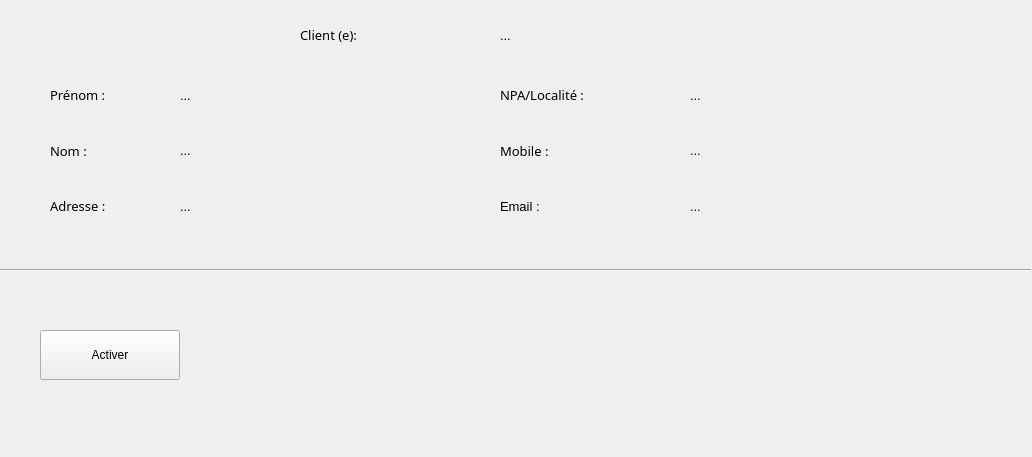
alhelo-93/TPI-SPLOKS, file Sploks/views/clientsDetails.ui: the form before one commit.
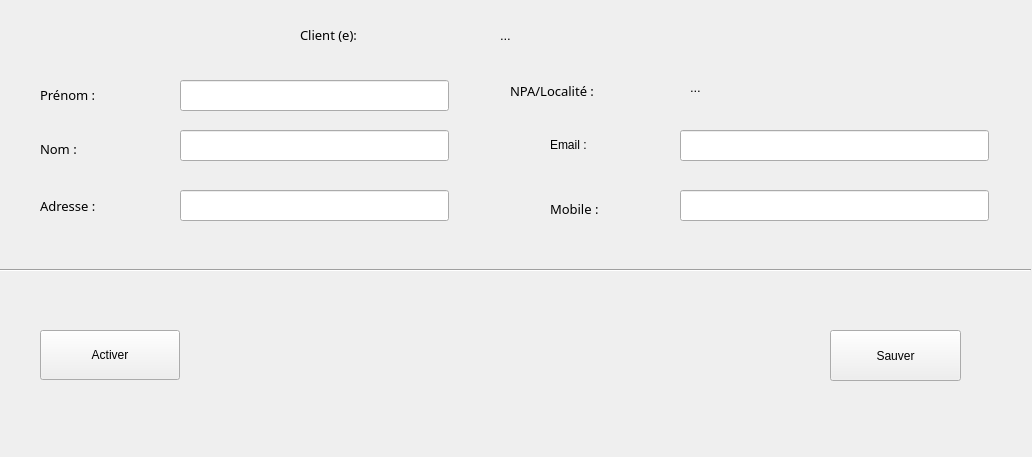
The form after the commit.

Commit message: create new label

The edit to the form file:
```diff
--- a/Sploks/views/clientsDetails.ui
+++ b/Sploks/views/clientsDetails.ui
@@ -14,241 +14,6 @@
    <string>Detail Customer</string>
   </property>
   <widget class="QWidget" name="centralwidget">
-   <widget class="QWidget" name="verticalLayoutWidget">
-    <property name="geometry">
-     <rect>
-      <x>50</x>
-      <y>70</y>
-      <width>111</width>
-      <height>161</height>
-     </rect>
-    </property>
-    <property name="font">
-     <font>
-      <pointsize>10</pointsize>
-     </font>
-    </property>
-    <layout class="QVBoxLayout" name="verticalLayout">
-     <item>
-      <widget class="QLabel" name="label_2">
-       <property name="font">
-        <font>
-         <family>Arial Black</family>
-         <pointsize>10</pointsize>
-         <weight>10</weight>
-         <italic>false</italic>
-         <bold>false</bold>
-        </font>
-       </property>
-       <property name="styleSheet">
-        <string notr="true">font: 87 10pt &quot;Arial Black&quot;;</string>
-       </property>
-       <property name="text">
-        <string>Prénom :</string>
-       </property>
-      </widget>
-     </item>
-     <item>
-      <widget class="QLabel" name="label_3">
-       <property name="font">
-        <font>
-         <family>Arial Black</family>
-         <pointsize>10</pointsize>
-         <weight>10</weight>
-         <italic>false</italic>
-         <bold>false</bold>
-        </font>
-       </property>
-       <property name="styleSheet">
-        <string notr="true">font: 87 10pt &quot;Arial Black&quot;;</string>
-       </property>
-       <property name="text">
-        <string>Nom :</string>
-       </property>
-      </widget>
-     </item>
-     <item>
-      <widget class="QLabel" name="label_4">
-       <property name="font">
-        <font>
-         <family>Arial Black</family>
-         <pointsize>10</pointsize>
-         <weight>10</weight>
-         <italic>false</italic>
-         <bold>false</bold>
-        </font>
-       </property>
-       <property name="styleSheet">
-        <string notr="true">font: 87 10pt &quot;Arial Black&quot;;</string>
-       </property>
-       <property name="text">
-        <string>Adresse :</string>
-       </property>
-      </widget>
-     </item>
-    </layout>
-   </widget>
-   <widget class="QWidget" name="verticalLayoutWidget_2">
-    <property name="geometry">
-     <rect>
-      <x>180</x>
-      <y>70</y>
-      <width>271</width>
-      <height>161</height>
-     </rect>
-    </property>
-    <layout class="QVBoxLayout" name="verticalLayout_2">
-     <item>
-      <widget class="QLabel" name="lblPrenom">
-       <property name="font">
-        <font>
-         <pointsize>10</pointsize>
-        </font>
-       </property>
-       <property name="text">
-        <string>...</string>
-       </property>
-      </widget>
-     </item>
-     <item>
-      <widget class="QLabel" name="lblNom">
-       <property name="font">
-        <font>
-         <pointsize>10</pointsize>
-        </font>
-       </property>
-       <property name="text">
-        <string>...</string>
-       </property>
-      </widget>
-     </item>
-     <item>
-      <widget class="QLabel" name="lblAdresse">
-       <property name="font">
-        <font>
-         <pointsize>10</pointsize>
-        </font>
-       </property>
-       <property name="text">
-        <string>...</string>
-       </property>
-      </widget>
-     </item>
-    </layout>
-   </widget>
-   <widget class="QWidget" name="verticalLayoutWidget_3">
-    <property name="geometry">
-     <rect>
-      <x>500</x>
-      <y>70</y>
-      <width>161</width>
-      <height>161</height>
-     </rect>
-    </property>
-    <property name="font">
-     <font>
-      <pointsize>10</pointsize>
-     </font>
-    </property>
-    <layout class="QVBoxLayout" name="verticalLayout_3">
-     <item>
-      <widget class="QLabel" name="label_8">
-       <property name="font">
-        <font>
-         <family>Arial Black</family>
-         <pointsize>10</pointsize>
-         <weight>10</weight>
-         <italic>false</italic>
-         <bold>false</bold>
-        </font>
-       </property>
-       <property name="styleSheet">
-        <string notr="true">font: 87 10pt &quot;Arial Black&quot;;</string>
-       </property>
-       <property name="text">
-        <string>NPA/Localité :</string>
-       </property>
-      </widget>
-     </item>
-     <item>
-      <widget class="QLabel" name="label_9">
-       <property name="font">
-        <font>
-         <family>Arial Black</family>
-         <pointsize>10</pointsize>
-         <weight>10</weight>
-         <italic>false</italic>
-         <bold>false</bold>
-        </font>
-       </property>
-       <property name="styleSheet">
-        <string notr="true">font: 87 10pt &quot;Arial Black&quot;;</string>
-       </property>
-       <property name="text">
-        <string>Mobile :</string>
-       </property>
-      </widget>
-     </item>
-     <item>
-      <widget class="QLabel" name="label_14">
-       <property name="styleSheet">
-        <string notr="true">font: 87 10pt &quot;Arial Black&quot;;</string>
-       </property>
-       <property name="text">
-        <string>Email :</string>
-       </property>
-      </widget>
-     </item>
-    </layout>
-   </widget>
-   <widget class="QWidget" name="verticalLayoutWidget_4">
-    <property name="geometry">
-     <rect>
-      <x>690</x>
-      <y>70</y>
-      <width>311</width>
-      <height>161</height>
-     </rect>
-    </property>
-    <layout class="QVBoxLayout" name="verticalLayout_4">
-     <item>
-      <widget class="QLabel" name="lblNPA">
-       <property name="font">
-        <font>
-         <pointsize>10</pointsize>
-        </font>
-       </property>
-       <property name="text">
-        <string>...</string>
-       </property>
-      </widget>
-     </item>
-     <item>
-      <widget class="QLabel" name="lblNumero">
-       <property name="font">
-        <font>
-         <pointsize>10</pointsize>
-        </font>
-       </property>
-       <property name="text">
-        <string>...</string>
-       </property>
-      </widget>
-     </item>
-     <item>
-      <widget class="QLabel" name="lblEmail">
-       <property name="font">
-        <font>
-         <pointsize>10</pointsize>
-        </font>
-       </property>
-       <property name="text">
-        <string>...</string>
-       </property>
-      </widget>
-     </item>
-    </layout>
-   </widget>
    <widget class="QPushButton" name="btnActivation">
     <property name="geometry">
      <rect>
@@ -374,6 +139,228 @@
      <string>...</string>
     </property>
    </widget>
+   <widget class="QLineEdit" name="inputName">
+    <property name="geometry">
+     <rect>
+      <x>180</x>
+      <y>80</y>
+      <width>269</width>
+      <height>31</height>
+     </rect>
+    </property>
+   </widget>
+   <widget class="QLineEdit" name="inputLasteName">
+    <property name="geometry">
+     <rect>
+      <x>180</x>
+      <y>130</y>
+      <width>269</width>
+      <height>31</height>
+     </rect>
+    </property>
+   </widget>
+   <widget class="QLineEdit" name="inputaddress">
+    <property name="geometry">
+     <rect>
+      <x>180</x>
+      <y>190</y>
+      <width>269</width>
+      <height>31</height>
+     </rect>
+    </property>
+   </widget>
+   <widget class="QLabel" name="lblNPA">
+    <property name="geometry">
+     <rect>
+      <x>690</x>
+      <y>70</y>
+      <width>309</width>
+      <height>35</height>
+     </rect>
+    </property>
+    <property name="font">
+     <font>
+      <pointsize>10</pointsize>
+     </font>
+    </property>
+    <property name="text">
+     <string>...</string>
+    </property>
+   </widget>
+   <widget class="QLineEdit" name="inputMobile">
+    <property name="geometry">
+     <rect>
+      <x>680</x>
+      <y>190</y>
+      <width>309</width>
+      <height>31</height>
+     </rect>
+    </property>
+   </widget>
+   <widget class="QLineEdit" name="inputMail">
+    <property name="geometry">
+     <rect>
+      <x>680</x>
+      <y>130</y>
+      <width>309</width>
+      <height>31</height>
+     </rect>
+    </property>
+   </widget>
+   <widget class="QPushButton" name="btnSave">
+    <property name="geometry">
+     <rect>
+      <x>830</x>
+      <y>330</y>
+      <width>131</width>
+      <height>51</height>
+     </rect>
+    </property>
+    <property name="text">
+     <string>Sauver</string>
+    </property>
+   </widget>
+   <widget class="QLabel" name="label_2">
+    <property name="geometry">
+     <rect>
+      <x>40</x>
+      <y>70</y>
+      <width>81</width>
+      <height>50</height>
+     </rect>
+    </property>
+    <property name="font">
+     <font>
+      <family>Arial Black</family>
+      <pointsize>10</pointsize>
+      <weight>10</weight>
+      <italic>false</italic>
+      <bold>false</bold>
+     </font>
+    </property>
+    <property name="styleSheet">
+     <string notr="true">font: 87 10pt &quot;Arial Black&quot;;</string>
+    </property>
+    <property name="text">
+     <string>Prénom :</string>
+    </property>
+   </widget>
+   <widget class="QLabel" name="label_3">
+    <property name="geometry">
+     <rect>
+      <x>40</x>
+      <y>110</y>
+      <width>91</width>
+      <height>78</height>
+     </rect>
+    </property>
+    <property name="font">
+     <font>
+      <family>Arial Black</family>
+      <pointsize>10</pointsize>
+      <weight>10</weight>
+      <italic>false</italic>
+      <bold>false</bold>
+     </font>
+    </property>
+    <property name="styleSheet">
+     <string notr="true">font: 87 10pt &quot;Arial Black&quot;;</string>
+    </property>
+    <property name="text">
+     <string>Nom :</string>
+    </property>
+   </widget>
+   <widget class="QLabel" name="label_4">
+    <property name="geometry">
+     <rect>
+      <x>40</x>
+      <y>170</y>
+      <width>91</width>
+      <height>71</height>
+     </rect>
+    </property>
+    <property name="font">
+     <font>
+      <family>Arial Black</family>
+      <pointsize>10</pointsize>
+      <weight>10</weight>
+      <italic>false</italic>
+      <bold>false</bold>
+     </font>
+    </property>
+    <property name="styleSheet">
+     <string notr="true">font: 87 10pt &quot;Arial Black&quot;;</string>
+    </property>
+    <property name="text">
+     <string>Adresse :</string>
+    </property>
+   </widget>
+   <widget class="QLabel" name="label_14">
+    <property name="geometry">
+     <rect>
+      <x>550</x>
+      <y>120</y>
+      <width>81</width>
+      <height>50</height>
+     </rect>
+    </property>
+    <property name="styleSheet">
+     <string notr="true">font: 87 10pt &quot;Arial Black&quot;;</string>
+    </property>
+    <property name="text">
+     <string>Email :</string>
+    </property>
+   </widget>
+   <widget class="QLabel" name="label_9">
+    <property name="geometry">
+     <rect>
+      <x>550</x>
+      <y>170</y>
+      <width>91</width>
+      <height>77</height>
+     </rect>
+    </property>
+    <property name="font">
+     <font>
+      <family>Arial Black</family>
+      <pointsize>10</pointsize>
+      <weight>10</weight>
+      <italic>false</italic>
+      <bold>false</bold>
+     </font>
+    </property>
+    <property name="styleSheet">
+     <string notr="true">font: 87 10pt &quot;Arial Black&quot;;</string>
+    </property>
+    <property name="text">
+     <string>Mobile :</string>
+    </property>
+   </widget>
+   <widget class="QLabel" name="label_8">
+    <property name="geometry">
+     <rect>
+      <x>510</x>
+      <y>60</y>
+      <width>141</width>
+      <height>61</height>
+     </rect>
+    </property>
+    <property name="font">
+     <font>
+      <family>Arial Black</family>
+      <pointsize>10</pointsize>
+      <weight>10</weight>
+      <italic>false</italic>
+      <bold>false</bold>
+     </font>
+    </property>
+    <property name="styleSheet">
+     <string notr="true">font: 87 10pt &quot;Arial Black&quot;;</string>
+    </property>
+    <property name="text">
+     <string>NPA/Localité :</string>
+    </property>
+   </widget>
   </widget>
  </widget>
  <resources/>
```
